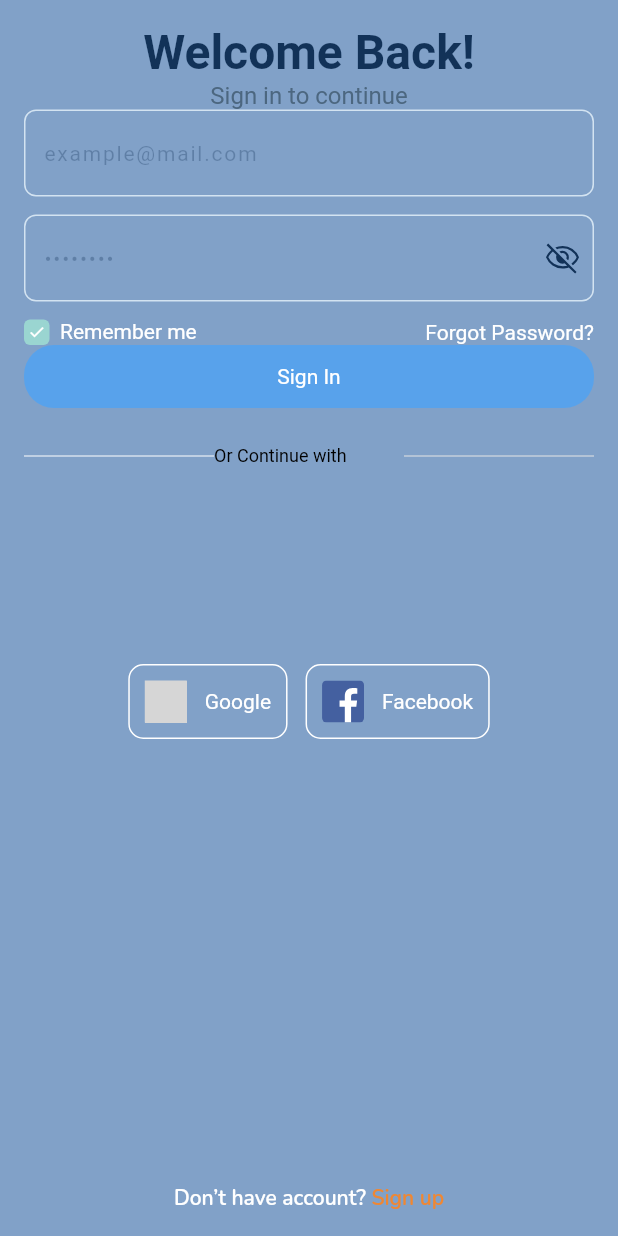
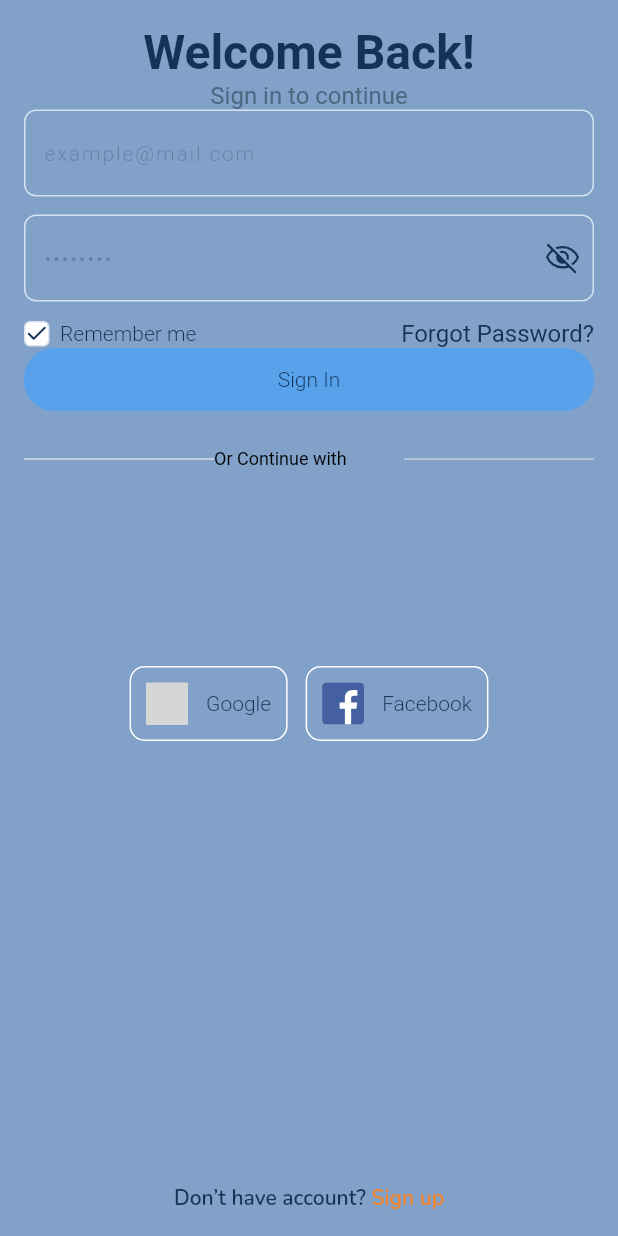
Before and after one commit to yigtkaya/health_tourism, a Flutter app: the screen it shows after launch, on a phone screen of 412 x 824 dp. Run offline on Flutter 3.47's test engine with Material 2 defaults, Android fonts, the phone set to English and light mode, and no system bars; our stand-ins replace bloc, cloud_firestore, dio, email_validator, equatable, firebase_auth and 15 more; missing offline and left inert: flutter_facebook_auth; accounts and stored records are empty; Roboto replaces fonts that are missing (Domine, NunitoSans, OpenSans); grey boxes are pictures that could not be loaded.

Commit message:
check box

```diff
--- a/lib/core/components/chat_bubble.dart
+++ b/lib/core/components/chat_bubble.dart
@@ -79,7 +79,7 @@ class _ChatBubbleState extends State<ChatBubble> {
             child: HTText(
               label: widget.message,
               color: Colors.white,
-              style: htLabelStyle,
+              style: htDarkBlueNormalStyle,
             ),
           ),
         ],
--- a/lib/core/components/chat_input.dart
+++ b/lib/core/components/chat_input.dart
@@ -69,7 +69,7 @@ class _ChatInputFieldState extends State<ChatInputField> {
             Expanded(
               child: TextField(
                 controller: _messageController,
-                style: htLabelStyle,
+                style: htDarkBlueNormalStyle,
                 decoration: InputDecoration(
                   border: InputBorder.none,
                   hintText: "Message",
--- a/lib/core/components/ht_checkbox.dart
+++ b/lib/core/components/ht_checkbox.dart
@@ -1,6 +1,7 @@
 import 'package:flutter/cupertino.dart';
 import 'package:flutter/material.dart';
-import 'package:flutter_svg/svg.dart';
+import 'package:health_tourism/core/components/ht_icon.dart';
+import 'package:health_tourism/core/constants/asset.dart';
 import 'package:health_tourism/core/constants/horizontal_space.dart';
 
 import '../../product/theme/styles.dart';
@@ -10,7 +11,9 @@ class HTCheckBox extends StatefulWidget {
   final String checkboxText;
   final bool isChecked;
 
-  const HTCheckBox({Key? key, required this.checkboxText, required this.isChecked}) : super(key: key);
+  const HTCheckBox(
+      {Key? key, required this.checkboxText, required this.isChecked})
+      : super(key: key);
 
   @override
   State<HTCheckBox> createState() => _HTCheckBoxState();
@@ -29,18 +32,27 @@ class _HTCheckBoxState extends State<HTCheckBox> {
           height: 17.0,
           decoration: BoxDecoration(
             borderRadius: BorderRadius.circular(4.0),
-            color: const Color(0xFF9AD5D1),
-          ),
-          child: widget.isChecked ? const SizedBox() : const Icon(
-            Icons.check,
-            size: 12.0,
+            border: Border.all(
+              color: const Color(0xFFDDE3F1),
+              width: 1.0,
+            ),
             color: Colors.white,
           ),
+          child: widget.isChecked
+              ? const SizedBox()
+              : HTIcon(
+                  iconName: AssetConstants.icons.checkMark,
+                  width: 14,
+                  height: 14,
+                  color: const Color(0xFF123258),
+                ),
         ),
-        const HorizontalSpace(spaceAmount: 7,),
+        const HorizontalSpace(
+          spaceAmount: 7,
+        ),
         Text(
           widget.checkboxText,
-          style: htLabelStyle,
+          style: htDarkBlueNormalStyle,
         ),
       ],
     );
--- a/lib/core/components/ht_email_field.dart
+++ b/lib/core/components/ht_email_field.dart
@@ -51,7 +51,7 @@ class _HTEmailFieldState extends State<HTEmailField> {
                 },
                 cursorColor: Colors.white70,
                 keyboardType: TextInputType.emailAddress,
-                style: htLabelStyle,
+                style: htDarkBlueNormalStyle,
                 decoration: InputDecoration(
                     hintText: "example@mail.com",
                     hintStyle: htHintTextStyle,
--- a/lib/core/components/ht_password_field.dart
+++ b/lib/core/components/ht_password_field.dart
@@ -61,7 +61,7 @@ class _HTPasswordFieldState extends State<HTPasswordField> {
                 cursorColor: Colors.white70,
                 keyboardType: TextInputType.visiblePassword,
                 obscureText: _isSecure,
-                style: htLabelStyle,
+                style: htDarkBlueNormalStyle,
                 decoration: InputDecoration(
                     hintText: "••••••••",
                     hintStyle: htHintTextStyle,
--- a/lib/product/theme/styles.dart
+++ b/lib/product/theme/styles.dart
@@ -7,11 +7,18 @@ var htHintTextStyle = TextStyle(
   fontFamily: 'OpenSans',
 );
 
-const htLabelStyle =  TextStyle(
-  color: Colors.white,
-  fontWeight: FontWeight.normal,
-  fontFamily: 'OpenSans',
+const htDarkBlueNormalStyle =  TextStyle(
+  color: Color(0xFF123258),
+  fontWeight: FontWeight.w300,
+  fontFamily: 'NunitoSans',
   fontSize: 14
+);
+
+const htDarkBlueLargeStyle =  TextStyle(
+    color: Color(0xFF123258),
+    fontWeight: FontWeight.w400,
+    fontFamily: 'NunitoSans',
+    fontSize: 16
 );
 const htLabelBlackStyle =  TextStyle(
   color: Colors.black,
--- a/lib/view/chats/chat_room_view.dart
+++ b/lib/view/chats/chat_room_view.dart
@@ -72,7 +72,7 @@ class _ChatRoomViewState extends State<ChatRoomView> {
                       child: HTText(
                         label: state.message,
                         color: Colors.white,
-                        style: htLabelStyle,
+                        style: htDarkBlueNormalStyle,
                       ),
                     );
                   }
@@ -98,7 +98,7 @@ class _ChatRoomViewState extends State<ChatRoomView> {
             child: HTText(
               label: "Something went wrong",
               color: Colors.white,
-              style: htLabelStyle,
+              style: htDarkBlueNormalStyle,
             ),
           );
         }
--- a/lib/view/login/login_view.dart
+++ b/lib/view/login/login_view.dart
@@ -116,19 +116,13 @@ class _LoginViewState extends State<LoginView> {
                         ),
                       ),
                       const Spacer(),
-                      Text.rich(
-                        TextSpan(
-                          style: htLabelStyle,
-                          children: [
-                            TextSpan(
-                              text: 'Forgot Password?',
-                              style: htLabelStyle,
-                              recognizer: TapGestureRecognizer()
-                                ..onTap = () {
-                                  goTo(path: RoutePath.forgotPassword);
-                                },
-                            ),
-                          ],
+                      GestureDetector(
+                        onTap: () {
+                          pushTo(path: RoutePath.forgotPassword);
+                        },
+                        child: const HTText(
+                          label: "Forgot Password?",
+                          style: htDarkBlueLargeStyle,
                         ),
                       ),
                     ],
@@ -185,7 +179,7 @@ Widget signInButton(Size size) {
       padding: EdgeInsets.symmetric(vertical: 13.0),
       child: HTText(
         label: "Sign In",
-        style: htLabelStyle,
+        style: htDarkBlueNormalStyle,
       ),
     ),
   );
@@ -244,7 +238,7 @@ Widget signInGoogleFacebookButton(Size size, AuthCubit authCubit) {
                 //google txt
                 const Text(
                   'Google',
-                  style: htLabelStyle,
+                  style: htDarkBlueNormalStyle,
                   textAlign: TextAlign.center,
                 ),
               ],
@@ -284,7 +278,7 @@ Widget signInGoogleFacebookButton(Size size, AuthCubit authCubit) {
                 const Text(
                   'Facebook',
                   textAlign: TextAlign.center,
-                  style: htLabelStyle,
+                  style: htDarkBlueNormalStyle,
                 ),
               ],
             ),
@@ -298,7 +292,7 @@ Widget signInGoogleFacebookButton(Size size, AuthCubit authCubit) {
 Widget buildFooter(BuildContext context) {
   return Text.rich(
     TextSpan(
-      style: htLabelStyle,
+      style: htDarkBlueNormalStyle,
       children: [
         TextSpan(
           text: 'Don’t have account? ',
```
Also changed, not shown: lib/view/chats/chats_view.dart (+4 -4 lines), lib/view/sign_up/sign_up_view.dart (+5 -5 lines).
